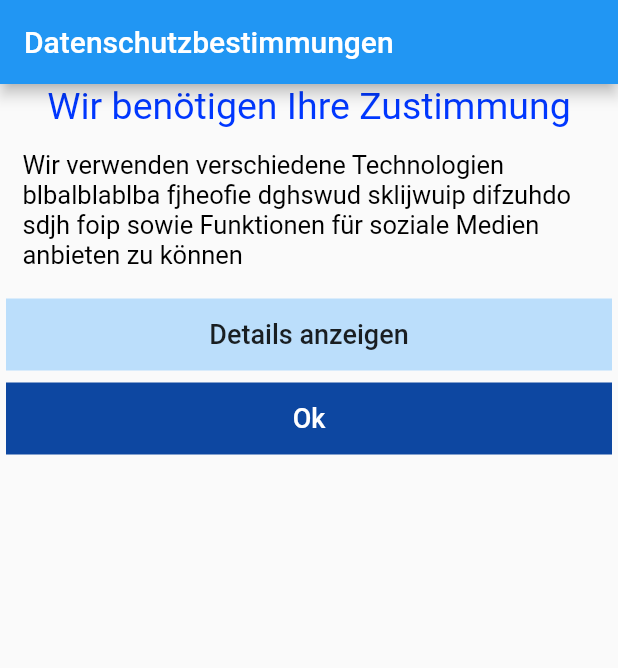
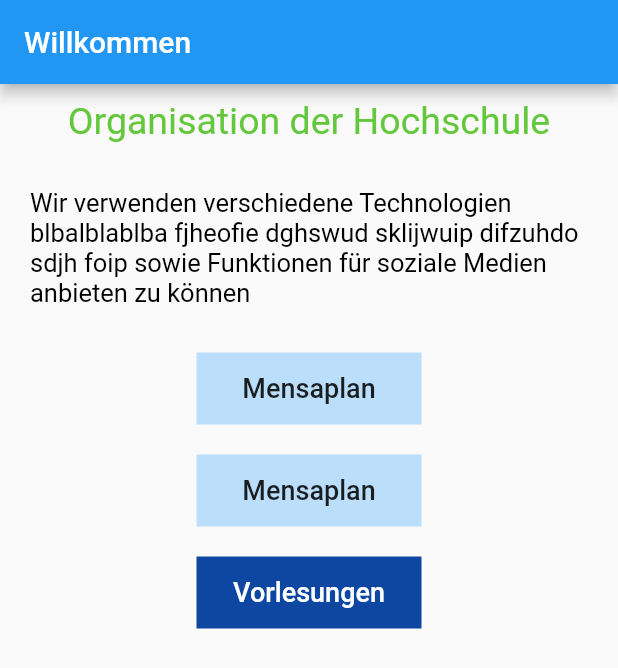
Before and after one commit to Vici912/flutter_app_neu, a Flutter app: the screen it shows after launch, on a phone screen of 412 x 824 dp. Shown: the top 668 px of the screen. Run offline on Flutter 3.47's test engine with Material 2 defaults, Android fonts, the phone set to English and light mode, and no system bars.

Commit message:
Neues Projekt so

```diff
--- a/lib/Screens/datenschutz_screen.dart
+++ b/lib/Screens/datenschutz_screen.dart
@@ -11,7 +11,7 @@ class _DatenschutzScreenState extends State<DatenschutzScreen> {
 
     return Scaffold(
       appBar: AppBar(
-        title: Text("Datenschutzbestimmungen"),
+        title: Text("Willkommen"),
 
       ),
 
@@ -20,19 +20,21 @@ class _DatenschutzScreenState extends State<DatenschutzScreen> {
           children: <Widget>[
 
 
-            Text(
-              "Wir benötigen Ihre Zustimmung",
+            Padding(
+              padding: const EdgeInsets.all(10.0),
+            child:Text(
+              "Organisation der Hochschule",
               style: TextStyle(
                 fontSize: 25,
-                color:Color.fromARGB(255, 0, 55, 255),
+                color:Color.fromARGB(255, 100, 200, 60),
 
               ),
             ),
-
+            ),
 
 
             Padding(
-              padding: const EdgeInsets.all(15.0),
+              padding: const EdgeInsets.all(20.0),
               child: Text(
                 "Wir verwenden verschiedene Technologien blbalblablba fjheofie dghswud sklijwuip difzuhdo sdjh foip sowie Funktionen für soziale Medien anbieten zu können",
                 style: TextStyle(
@@ -45,26 +47,48 @@ class _DatenschutzScreenState extends State<DatenschutzScreen> {
 
 
             Padding(
-                padding: const EdgeInsets.all(4.0),
+                padding: const EdgeInsets.all(10.0),
                 child: Container(
-                  width: double.infinity,
+                  width: 150,
                   color: Colors.blue[100],
-                  child: FlatButton(onPressed: () {}, child: Text("Details anzeigen",
-                    style: TextStyle(
-                      fontSize: 18,
+                  child: FlatButton(onPressed: () {},
+                      child: Text("Mensaplan",
+                        style: TextStyle(
+                          fontSize: 18,
                     ),
                   )
+
                   ),
 
                 )
             ),
 
+
             Padding(
-                padding: const EdgeInsets.all(4.0),
+                padding: const EdgeInsets.all(10.0),
                 child: Container(
-                  width: double.infinity,
+                  width: 150,
+                  color: Colors.blue[100],
+                  child: FlatButton(onPressed: () {},
+                      child: Text("Mensaplan",
+                        style: TextStyle(
+                          fontSize: 18,
+                        ),
+                      )
+
+                  ),
+
+                )
+            ),
+
+
+
+            Padding(
+                padding: const EdgeInsets.all(10.0),
+                child: Container(
+                  width: 150,
                   color: Colors.blue[900],
-                  child: FlatButton(onPressed: () {}, child: Text("Ok",
+                  child: FlatButton(onPressed: () {}, child: Text("Vorlesungen",
                     style: TextStyle(
                       fontSize: 18,
                       color: Color.fromARGB(255, 255, 255, 255),
--- a/lib/Screens/home_screen.dart
+++ b/lib/Screens/home_screen.dart
@@ -13,9 +13,9 @@ class _HomeScreenState extends State<HomeScreen> {
   @override
 
   final List<Widget> _children = [
-    FirstTab(Colors.yellow),
-    FirstTab(Colors.orange),
-    FirstTab(Colors.red),
+    FirstTab(Colors.white, "Startseite"),
+    FirstTab(Colors.orange, "Mensa"),
+    FirstTab(Colors.red, "Sport"),
   ];
 
 
```
Also changed, not shown: lib/Screens/first_tab.dart (+10 -19 lines).
